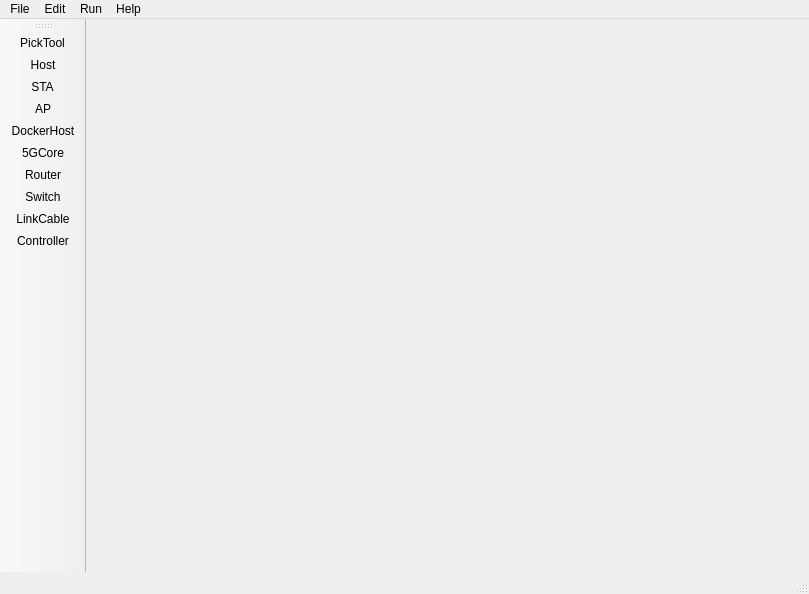
adaptivenetworklab/NetFlux5G, file GUI/Main_Window.ui: the form before one commit.
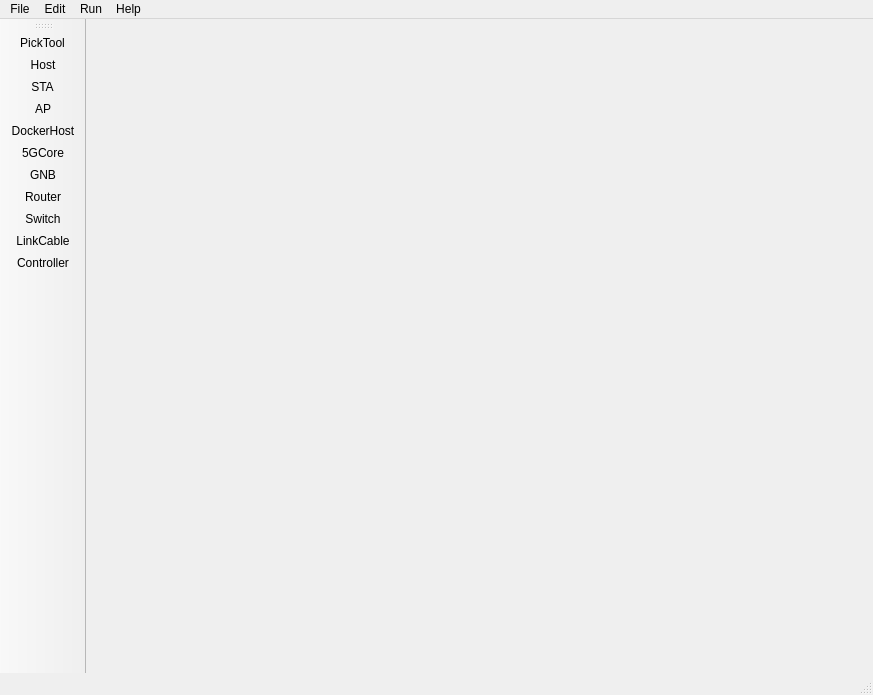
The form after the commit. Icons and pictures are not drawn.

The edit to the form file:
```diff
--- a/GUI/Main_Window.ui
+++ b/GUI/Main_Window.ui
@@ -9,8 +9,8 @@
    <rect>
     <x>0</x>
     <y>0</y>
-    <width>809</width>
-    <height>594</height>
+    <width>873</width>
+    <height>695</height>
    </rect>
   </property>
   <property name="sizePolicy">
@@ -22,13 +22,16 @@
   <property name="windowTitle">
    <string>MainWindow</string>
   </property>
+  <property name="autoFillBackground">
+   <bool>true</bool>
+  </property>
   <widget class="QWidget" name="centralwidget"/>
   <widget class="QMenuBar" name="menubar">
    <property name="geometry">
     <rect>
      <x>0</x>
      <y>0</y>
-     <width>809</width>
+     <width>873</width>
      <height>21</height>
     </rect>
    </property>
@@ -100,6 +103,7 @@
    <addaction name="actionAP"/>
    <addaction name="actionDockerHost"/>
    <addaction name="action5GCore"/>
+   <addaction name="actionGNB"/>
    <addaction name="actionRouter"/>
    <addaction name="actionSwitch"/>
    <addaction name="actionLinkCable"/>
@@ -260,6 +264,15 @@
     <string>Controller</string>
    </property>
   </action>
+  <action name="actionGNB">
+   <property name="icon">
+    <iconset>
+     <normaloff>../Icon/gNB.png</normaloff>../Icon/gNB.png</iconset>
+   </property>
+   <property name="text">
+    <string>GNB</string>
+   </property>
+  </action>
  </widget>
  <resources/>
  <connections/>
```
Left out of the diff: 26 changed lines with no effect on the pictures.
